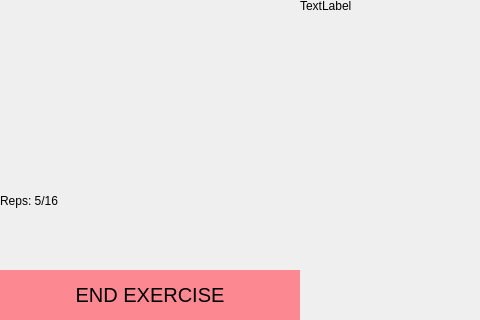
First picture: the form in copyclare/ui/exercise.ui, repository MotionInput/Team14-CopyClare, before the edit; both pictures show x 0 to 480 and y 308 to 628 of the 900 by 628 pixel window.
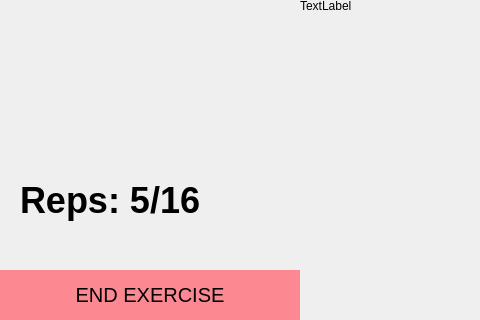
Second picture: the form after the edit.

Commit message: change rep font

Diff of the .ui file:
```diff
--- a/copyclare/ui/exercise.ui
+++ b/copyclare/ui/exercise.ui
@@ -191,6 +191,17 @@
          </property>
          <item>
           <widget class="QLabel" name="label">
+           <property name="font">
+            <font>
+             <pointsize>27</pointsize>
+             <weight>75</weight>
+             <bold>true</bold>
+            </font>
+           </property>
+           <property name="styleSheet">
+            <string notr="true">color: #000000;
+padding: 10px;</string>
+           </property>
            <property name="frameShape">
             <enum>QFrame::NoFrame</enum>
            </property>
```
